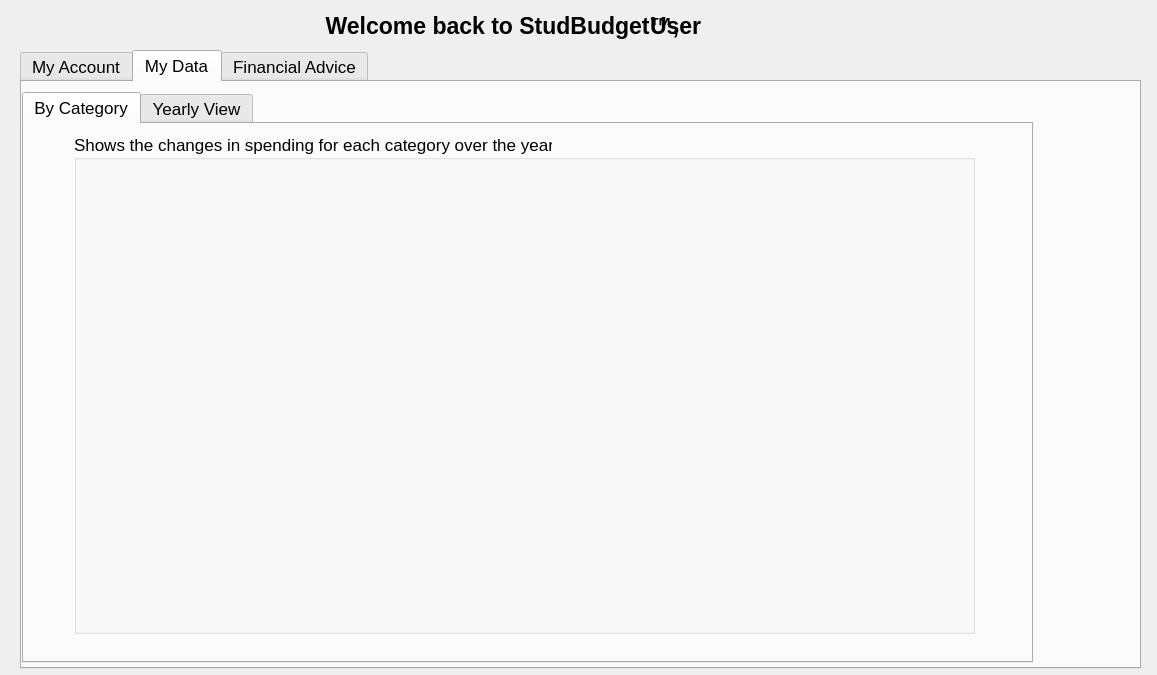
Kbarrera123/StudBudget, file GUI3/GUI3/appdialog.ui: the form before one commit.
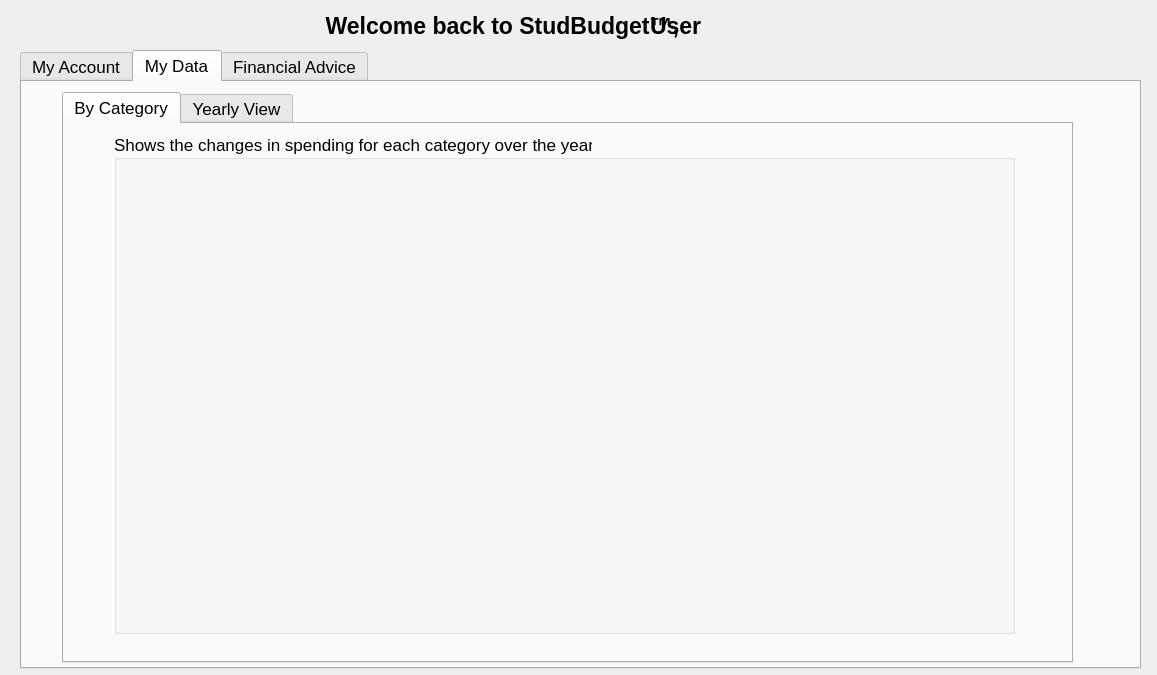
The form after the commit.

Commit message: Centered graphs

Patch:
```diff
--- a/GUI3/GUI3/appdialog.ui
+++ b/GUI3/GUI3/appdialog.ui
@@ -1168,7 +1168,7 @@
     <widget class="QTabWidget" name="tabWidget_2">
      <property name="geometry">
       <rect>
-       <x>0</x>
+       <x>40</x>
        <y>10</y>
        <width>1011</width>
        <height>571</height>
```
